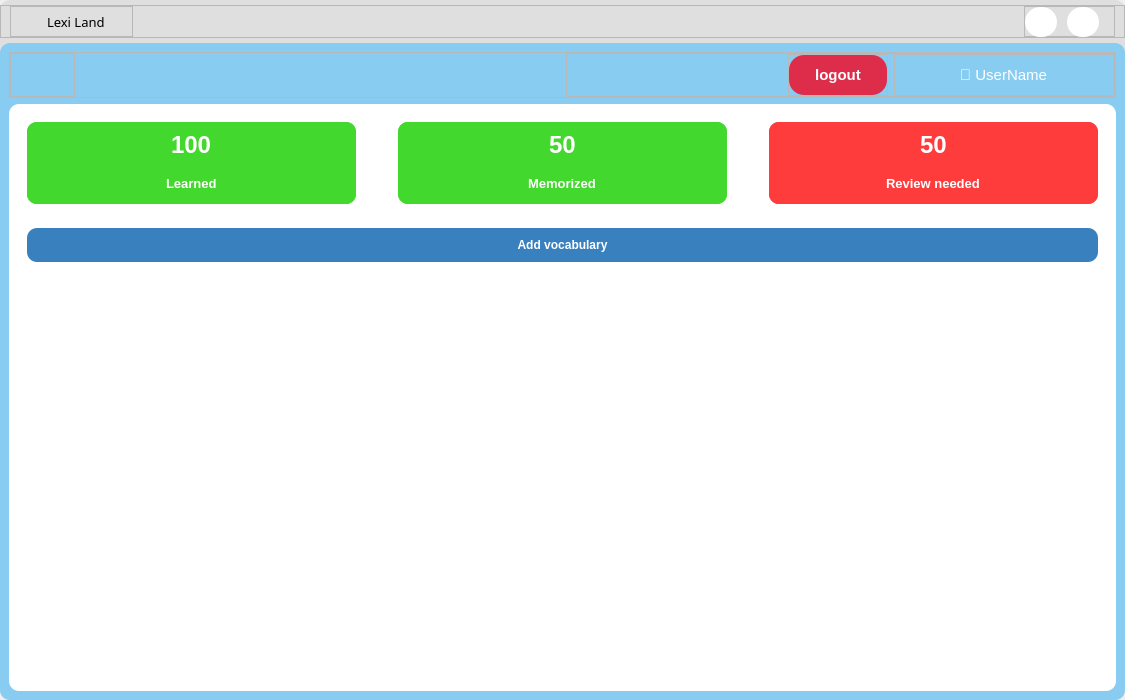
First picture: the form in UI/forms/topic.ui, repository yuukun123/LexiLand, before the edit.
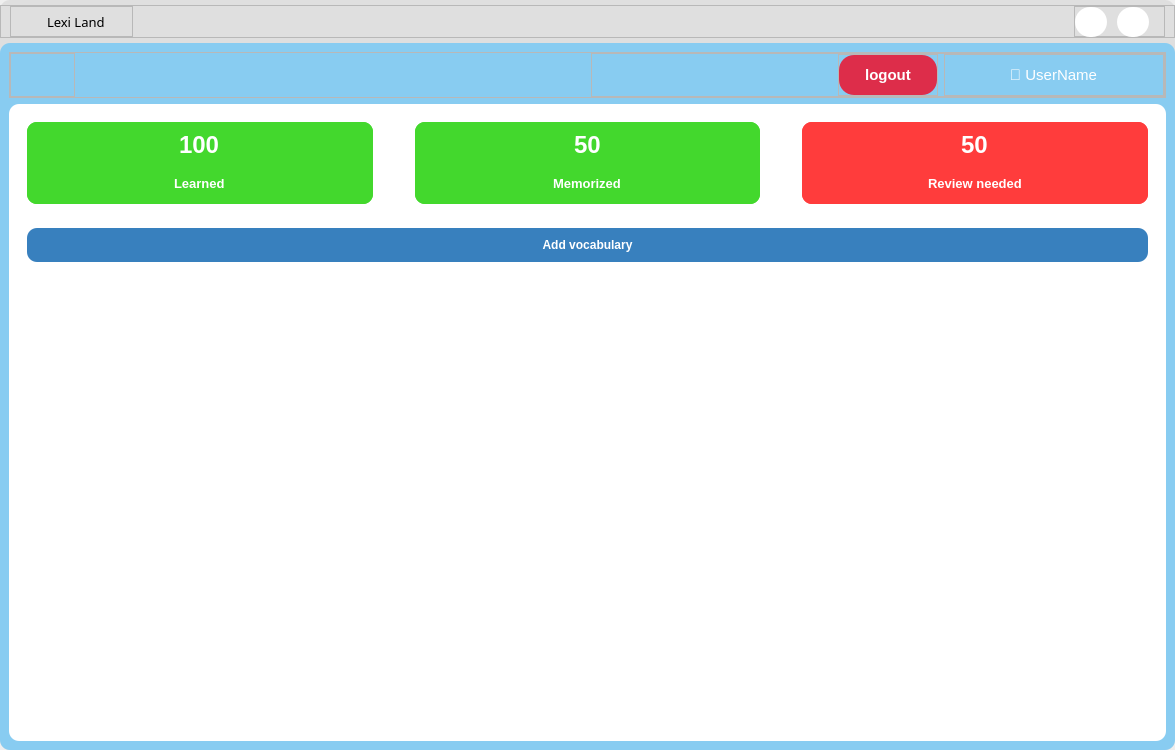
Second picture: the form after the edit. Icons and pictures are not drawn.

Diff of the .ui file:
```diff
--- a/UI/forms/topic.ui
+++ b/UI/forms/topic.ui
@@ -6,8 +6,8 @@
    <rect>
     <x>0</x>
     <y>0</y>
-    <width>1125</width>
-    <height>700</height>
+    <width>1175</width>
+    <height>750</height>
    </rect>
   </property>
   <property name="windowTitle">
@@ -996,8 +996,8 @@
                     <rect>
                      <x>0</x>
                      <y>0</y>
-                     <width>1063</width>
-                     <height>379</height>
+                     <width>1113</width>
+                     <height>429</height>
                     </rect>
                    </property>
                    <layout class="QVBoxLayout" name="verticalLayout_15">
```
